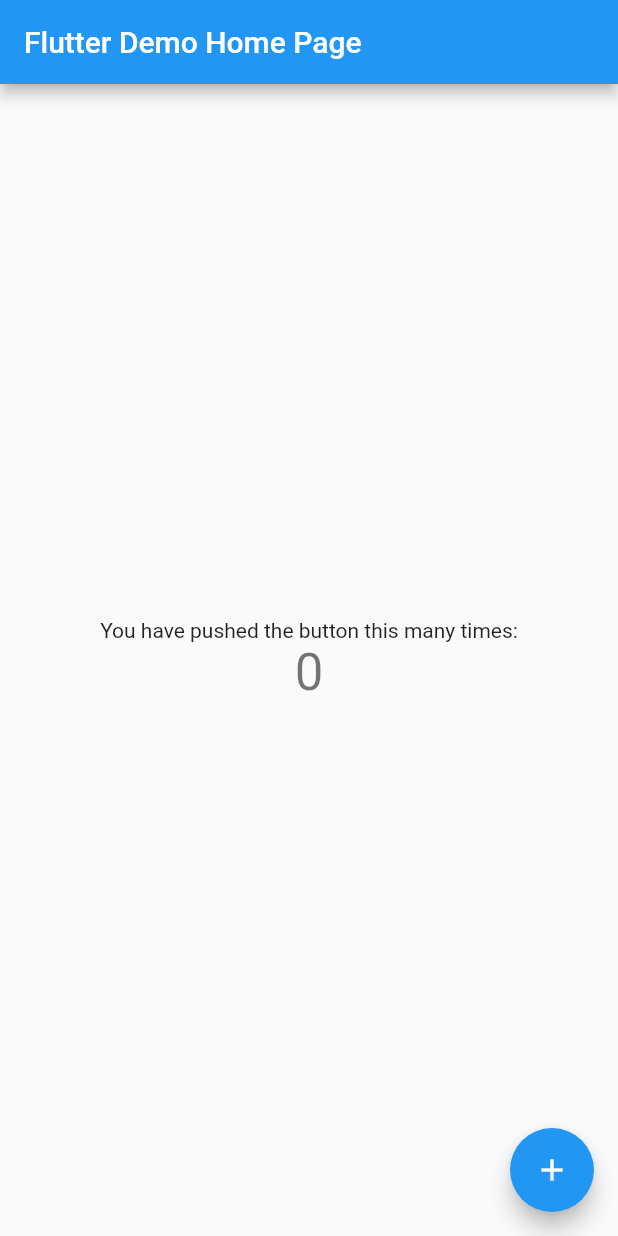
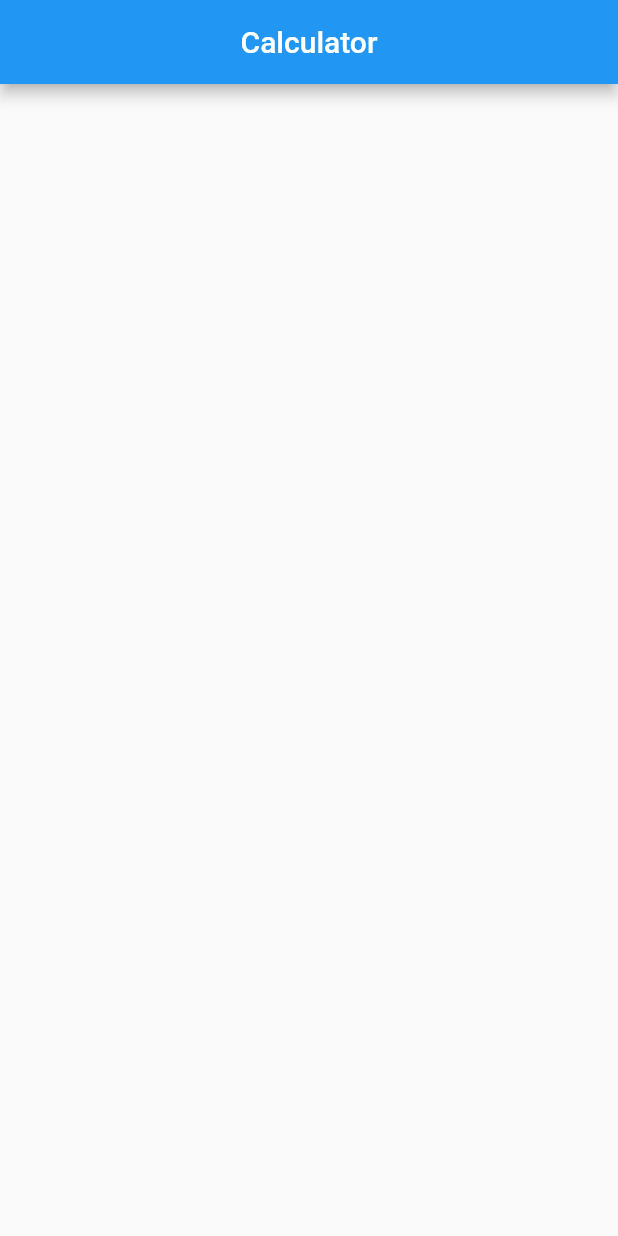
Before and after one commit to khalid063/Calculator, a Flutter app: the screen it shows after launch, on a phone screen of 412 x 824 dp. Run offline on Flutter 3.47's test engine with Material 2 defaults, Android fonts, the phone set to English and light mode, and no system bars.

Commit message:
First Commit

```diff
--- a/lib/main.dart
+++ b/lib/main.dart
@@ -1,115 +1,19 @@
+import '../screen/home_screen.dart';
 import 'package:flutter/material.dart';
 
-void main() {
+void main(){
   runApp(const MyApp());
 }
 
 class MyApp extends StatelessWidget {
-  const MyApp({super.key});
+  const MyApp({Key? key}) : super(key: key);
 
-  // This widget is the root of your application.
   @override
   Widget build(BuildContext context) {
-    return MaterialApp(
-      title: 'Flutter Demo',
-      theme: ThemeData(
-        // This is the theme of your application.
-        //
-        // Try running your application with "flutter run". You'll see the
-        // application has a blue toolbar. Then, without quitting the app, try
-        // changing the primarySwatch below to Colors.green and then invoke
-        // "hot reload" (press "r" in the console where you ran "flutter run",
-        // or simply save your changes to "hot reload" in a Flutter IDE).
-        // Notice that the counter didn't reset back to zero; the application
-        // is not restarted.
-        primarySwatch: Colors.blue,
-      ),
-      home: const MyHomePage(title: 'Flutter Demo Home Page'),
+    return const MaterialApp(
+      debugShowCheckedModeBanner: false,
+      title: 'Calculator',
+      home: HomeScreen(),
     );
   }
 }
-
-class MyHomePage extends StatefulWidget {
-  const MyHomePage({super.key, required this.title});
-
-  // This widget is the home page of your application. It is stateful, meaning
-  // that it has a State object (defined below) that contains fields that affect
-  // how it looks.
-
-  // This class is the configuration for the state. It holds the values (in this
-  // case the title) provided by the parent (in this case the App widget) and
-  // used by the build method of the State. Fields in a Widget subclass are
-  // always marked "final".
-
-  final String title;
-
-  @override
-  State<MyHomePage> createState() => _MyHomePageState();
-}
-
-class _MyHomePageState extends State<MyHomePage> {
-  int _counter = 0;
-
-  void _incrementCounter() {
-    setState(() {
-      // This call to setState tells the Flutter framework that something has
-      // changed in this State, which causes it to rerun the build method below
-      // so that the display can reflect the updated values. If we changed
-      // _counter without calling setState(), then the build method would not be
-      // called again, and so nothing would appear to happen.
-      _counter++;
-    });
-  }
-
-  @override
-  Widget build(BuildContext context) {
-    // This method is rerun every time setState is called, for instance as done
-    // by the _incrementCounter method above.
-    //
-    // The Flutter framework has been optimized to make rerunning build methods
-    // fast, so that you can just rebuild anything that needs updating rather
-    // than having to individually change instances of widgets.
-    return Scaffold(
-      appBar: AppBar(
-        // Here we take the value from the MyHomePage object that was created by
-        // the App.build method, and use it to set our appbar title.
-        title: Text(widget.title),
-      ),
-      body: Center(
-        // Center is a layout widget. It takes a single child and positions it
-        // in the middle of the parent.
-        child: Column(
-          // Column is also a layout widget. It takes a list of children and
-          // arranges them vertically. By default, it sizes itself to fit its
-          // children horizontally, and tries to be as tall as its parent.
-          //
-          // Invoke "debug painting" (press "p" in the console, choose the
-          // "Toggle Debug Paint" action from the Flutter Inspector in Android
-          // Studio, or the "Toggle Debug Paint" command in Visual Studio Code)
-          // to see the wireframe for each widget.
-          //
-          // Column has various properties to control how it sizes itself and
-          // how it positions its children. Here we use mainAxisAlignment to
-          // center the children vertically; the main axis here is the vertical
-          // axis because Columns are vertical (the cross axis would be
-          // horizontal).
-          mainAxisAlignment: MainAxisAlignment.center,
-          children: <Widget>[
-            const Text(
-              'You have pushed the button this many times:',
-            ),
-            Text(
-              '$_counter',
-              style: Theme.of(context).textTheme.headlineMedium,
-            ),
-          ],
-        ),
-      ),
-      floatingActionButton: FloatingActionButton(
-        onPressed: _incrementCounter,
-        tooltip: 'Increment',
-        child: const Icon(Icons.add),
-      ), // This trailing comma makes auto-formatting nicer for build methods.
-    );
-  }
-}
--- /dev/null
+++ b/lib/screen/home_screen.dart
@@ -0,0 +1,20 @@
+import 'package:flutter/material.dart';
+
+class HomeScreen extends StatefulWidget {
+  const HomeScreen({Key? key}) : super(key: key);
+
+  @override
+  State<HomeScreen> createState() => _HomeScreenState();
+}
+
+class _HomeScreenState extends State<HomeScreen> {
+  @override
+  Widget build(BuildContext context) {
+    return Scaffold(
+      appBar: AppBar(
+        title: const Text('Calculator'),
+        centerTitle: true,
+      ),
+    );
+  }
+}
```
